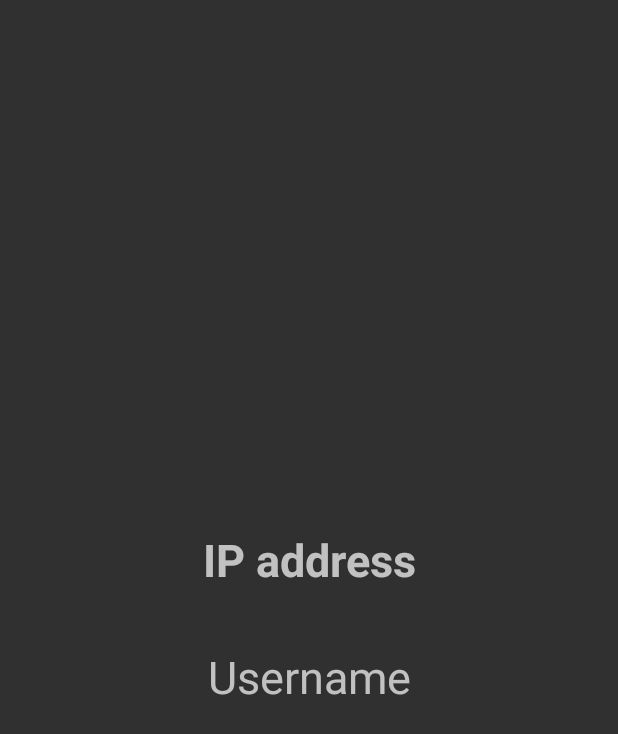
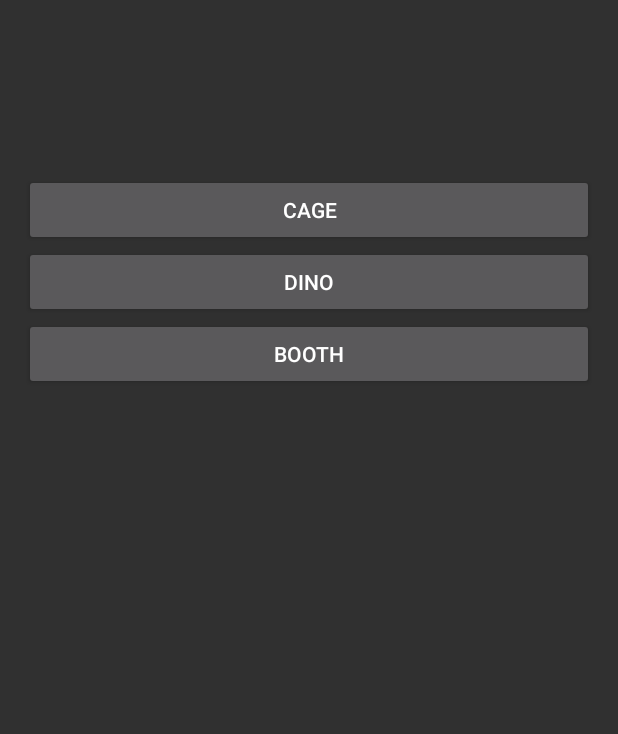
Before and after one commit to gchaville/SocketIO-Android_DinoParc, an Android app: the Connect_after screen opened directly, with no data from a screen before it, on a phone screen of 412 x 824 dp. Shown: the top 734 px of the screen. Run offline under Robolectric (Android 15) with nearby library versions, the phone set to English and light mode, and no system bars; 2 statements that could not run were skipped.

```diff
--- a/test_server/app/src/main/java/com/example/gillian/test_server/IPActivity.java
+++ b/test_server/app/src/main/java/com/example/gillian/test_server/IPActivity.java
@@ -15,10 +15,13 @@ import android.widget.EditText;
 public class IPActivity extends Activity {
 
     private EditText mIPaddressView;
+    private EditText mUsernameView;
 
+    private String mUsername;
     private String mIPaddress;
 
     final String EXTRA_IP = "ip_address";
+    final String EXTRA_NAME = "username";
 
     @Override
     protected void onCreate(Bundle savedInstanceState) {
@@ -27,6 +30,7 @@ public class IPActivity extends Activity {
 
         // Set up the login form.
         mIPaddressView = (EditText) findViewById(R.id.ipaddress_input);
+        mUsernameView = (EditText) findViewById(R.id.username_input);
 
         Button signInButton = (Button) findViewById(R.id.connect_button);
         signInButton.setOnClickListener(new OnClickListener() {
--- a/test_server/app/src/main/res/layout/activity_connect_after.xml
+++ b/test_server/app/src/main/res/layout/activity_connect_after.xml
@@ -12,32 +12,45 @@
     <LinearLayout
         android:layout_width="match_parent"
         android:layout_height="wrap_content"
-        android:layout_gravity="center"
+        android:layout_gravity="top"
         android:orientation="vertical">
 
+        <LinearLayout
+            android:orientation="vertical"
+            android:layout_width="match_parent"
+            android:layout_height="match_parent"
+            android:layout_marginTop="100dp">
+
+            <Button
+                android:layout_width="match_parent"
+                android:layout_height="wrap_content"
+                android:text="@string/action_buyCage"
+                android:id="@+id/button_buyCage"
+                android:layout_gravity="center_horizontal" />
+
+            <Button
+                android:layout_width="match_parent"
+                android:layout_height="wrap_content"
+                android:text="@string/action_buyDino"
+                android:id="@+id/button_buyDino"
+                android:layout_gravity="center_horizontal" />
+
+            <Button
+                android:layout_width="match_parent"
+                android:layout_height="wrap_content"
+                android:text="@string/action_buyBooth"
+                android:id="@+id/button_buyBooth"
+                android:layout_gravity="center_horizontal" />
+        </LinearLayout>
         <TextView
-            android:id="@+id/ipaddress_display"
+            android:id="@+id/action_display"
             android:layout_width="match_parent"
             android:layout_height="wrap_content"
             android:gravity="center"
-            android:hint="@string/ipaddress"
+            android:layout_marginTop="20dp"
             android:textColor="@color/textnormal"
-            android:textSize="30dp"
-            android:textStyle="bold" />
+            android:textSize="20dp" />
 
-        <Space
-            android:layout_width="match_parent"
-            android:layout_height="37dp"
-            android:layout_gravity="center_horizontal" />
-
-        <TextView
-            android:id="@+id/name_display"
-            android:layout_width="match_parent"
-            android:layout_height="wrap_content"
-            android:gravity="center"
-            android:hint="@string/username"
-            android:textColor="@color/textnormal"
-            android:textSize="30dp" />
 
     </LinearLayout>
 </ScrollView>
--- a/test_server/app/src/main/res/values/strings.xml
+++ b/test_server/app/src/main/res/values/strings.xml
@@ -23,12 +23,20 @@
     <!-- Strings related to login -->
     <string name="ipaddress">IP address</string>
     <string name="username">Username</string>
+    <string name="gameid">GameID</string>
+
+    <string name="prompt_gameid">What\'s your Game ID?</string>
     <string name="prompt_ipaddress">What\'s your IP address?</string>
     <string name="prompt_username">What\'s your nickname?</string>
+
     <string name="action_sign_in">Join</string>
     <string name="action_connect">Connect</string>
     <string name="action_sign_in_short">Join</string>
 
+    <string name="action_buyCage">Cage</string>
+    <string name="action_buyDino">Dino</string>
+    <string name="action_buyBooth">Booth</string>
+
     <string name="error_field_required">This field is required</string>
 
 </resources>
```
Also changed, not shown: test_server/app/src/main/AndroidManifest.xml (+2 -8 lines), test_server/app/src/main/java/com/example/gillian/test_server/Connect_after.java (+138 -5 lines), test_server/app/src/main/java/com/example/gillian/test_server/LoginActivity.java (+31 -78 lines), test_server/app/src/main/res/layout/activity_login.xml (+20 -10 lines), 2 other files.
